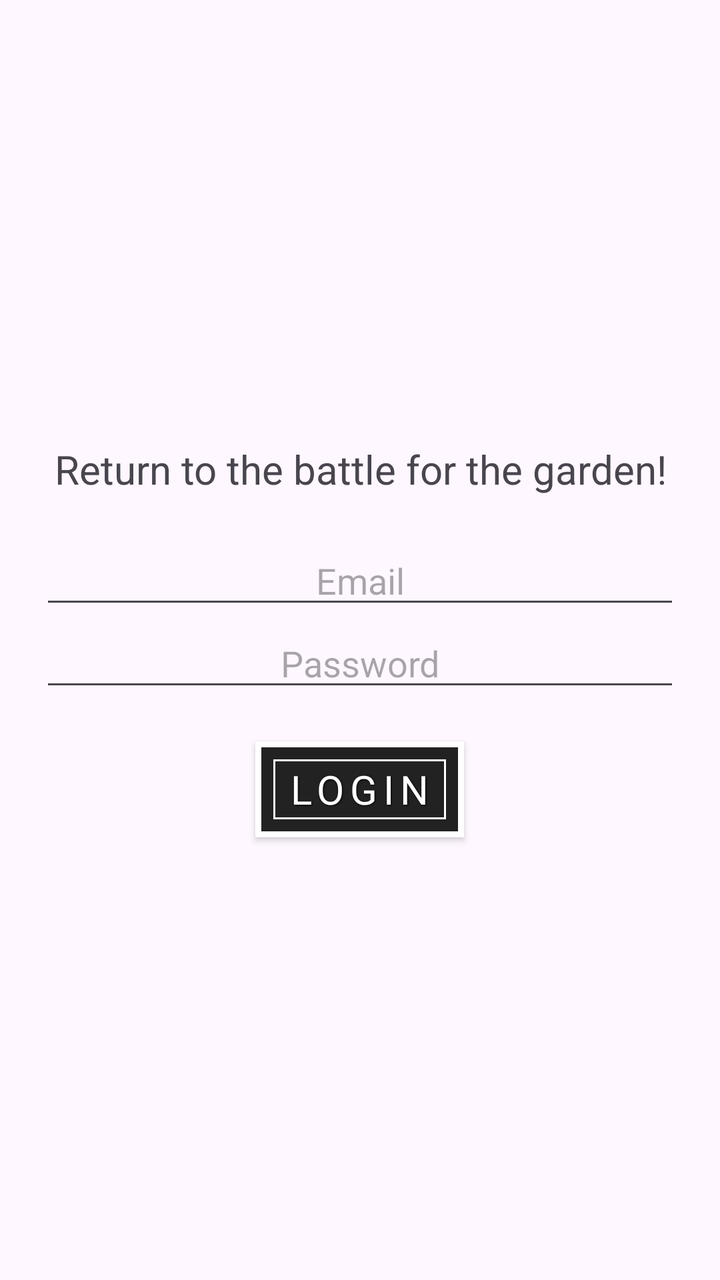
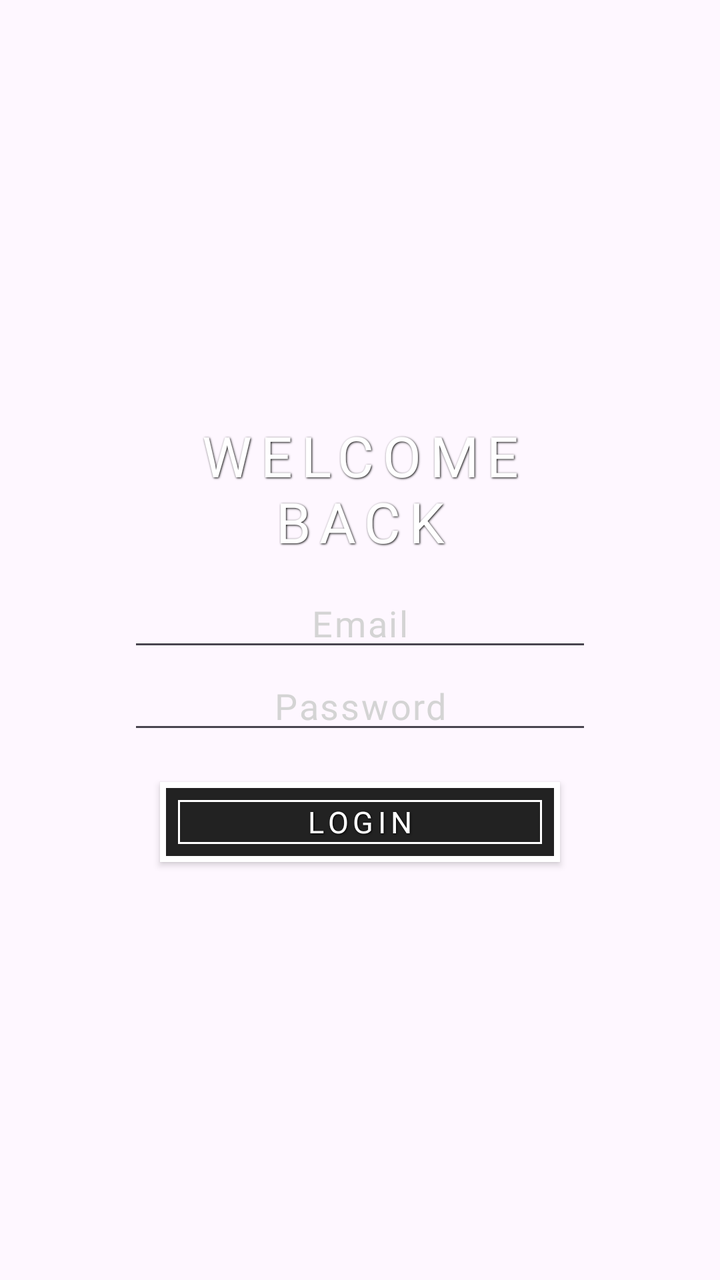

Two renders of the same Android screen: before a commit and after it. Below are the layout's source before the change and the commit's diff.
<!-- AndroidManifest.xml: application theme Theme.PvZOnline -->
<!-- res/layout/fragment_login.xml -->
<?xml version="1.0" encoding="utf-8"?>
<LinearLayout
    xmlns:android="http://schemas.android.com/apk/res/android"
    android:layout_width="match_parent"
    android:layout_height="match_parent"

    android:gravity="center"
    android:orientation="vertical"
    android:padding="24dp">

    <TextView
        android:layout_width="wrap_content"
        android:layout_height="wrap_content"
        android:text="Return to the battle for the garden!"
        android:textSize="20dp"
        android:layout_marginBottom="20dp"
        android:textAlignment="center" />

    <EditText
        android:id="@+id/emailInputLogin"
        android:hint="Email"
        android:layout_width="400dp"
        android:layout_height="wrap_content"
        android:textAlignment="center"
        android:inputType="textEmailAddress" />

    <EditText
        android:id="@+id/passwordInputLogin"
        android:hint="Password"
        android:layout_width="400dp"
        android:layout_height="wrap_content"
        android:textAlignment="center"
        android:inputType="textPassword" />

    <androidx.appcompat.widget.AppCompatButton
        android:id="@+id/loginButton"
        android:text="Login"
        android:layout_width="wrap_content"
        android:layout_height="wrap_content"
        android:layout_marginTop="20dp"
        style="@style/RetroButton"/>
</LinearLayout>
<!-- resources referenced by this layout -->
<resources>
  <style name="RetroButton" parent="Widget.AppCompat.Button">
          <item name="android:textAllCaps">true</item>
          <item name="android:textColor">#FFFFFF</item>
          <item name="android:textSize">20sp</item>
          <item name="android:fontFamily">@font/alegreya_sans_sc_bold</item>
          <item name="android:letterSpacing">0.15</item>
          <item name="android:shadowColor">#000000</item>
          <item name="android:shadowDx">1</item>
          <item name="android:shadowDy">1</item>
          <item name="android:shadowRadius">2</item>
          <item name="android:background">@drawable/btn_retro_pressed</item> 
          <item name="android:paddingLeft">16dp</item>
          <item name="android:paddingRight">16dp</item>
          <item name="android:paddingTop">8dp</item>
          <item name="android:paddingBottom">8dp</item>
          <item name="android:gravity">center</item>
      </style>
  <style name="Theme.PvZOnline" parent="Base.Theme.PvZOnline" />
  <!-- drawable btn_retro_pressed (drawable) -->
  <selector xmlns:android="http://schemas.android.com/apk/res/android">
      
      <item android:state_pressed="true" android:drawable="@drawable/btn_retro_pressed_bg"/>
      
      <item android:drawable="@drawable/btn_retro_bg"/>
  </selector>
  <style name="Base.Theme.PvZOnline" parent="Theme.Material3.DayNight.NoActionBar">
          
          
      </style>
  <!-- drawable btn_retro_pressed_bg (drawable) -->
  <layer-list xmlns:android="http://schemas.android.com/apk/res/android">
  
      
      <item>
          <shape android:shape="rectangle">
              <solid android:color="#D64933"/> 
          </shape>
      </item>
  
      
      <item>
          <shape android:shape="rectangle">
              <stroke android:width="3dp" android:color="#FFFFFF"/>
              <padding android:left="3dp" android:top="3dp" android:right="3dp" android:bottom="3dp"/>
          </shape>
      </item>
  
      <item android:left="6dp" android:top="6dp" android:right="6dp" android:bottom="6dp">
          <shape android:shape="rectangle">
              <stroke android:width="1dp" android:color="#FFFFFF"/>
          </shape>
      </item>
  
  </layer-list>
  <!-- drawable btn_retro_bg (drawable) -->
  <layer-list xmlns:android="http://schemas.android.com/apk/res/android">
  
      
      <item>
          <shape android:shape="rectangle">
              <solid android:color="#222222"/>
          </shape>
      </item>
  
      
      <item>
          <shape android:shape="rectangle">
              <stroke android:width="3dp" android:color="#FFFFFF"/>
              <padding android:left="3dp" android:top="3dp" android:right="3dp" android:bottom="3dp"/>
          </shape>
      </item>
  
      <item android:left="6dp" android:top="6dp" android:right="6dp" android:bottom="6dp">
          <shape android:shape="rectangle">
              <stroke android:width="1dp" android:color="#FFFFFF"/>
          </shape>
      </item>
  
  </layer-list>
</resources>

<!-- the commit's change to res/layout/fragment_login.xml (unified diff, before → after) -->
@@ -2,41 +2,51 @@
 <LinearLayout
     xmlns:android="http://schemas.android.com/apk/res/android"
     android:layout_width="match_parent"
-    android:layout_height="match_parent"
+    android:layout_height="wrap_content"
+    android:orientation="vertical"
+    android:gravity="center"
+    android:paddingHorizontal="64dp">
 
-    android:gravity="center"
-    android:orientation="vertical"
-    android:padding="24dp">
-
+    
     <TextView
         android:layout_width="wrap_content"
         android:layout_height="wrap_content"
-        android:text="Return to the battle for the garden!"
-        android:textSize="20dp"
-        android:layout_marginBottom="20dp"
+        style="@style/RetroText"
+        android:text="Welcome Back"
+        android:layout_marginBottom="10dp"
         android:textAlignment="center" />
 
+    
     <EditText
         android:id="@+id/emailInputLogin"
+        style="@style/RetroInput"
+        android:textColorHint="#d4d4d4"
+        android:layout_width="match_parent"
+        android:layout_height="wrap_content"
         android:hint="Email"
-        android:layout_width="400dp"
-        android:layout_height="wrap_content"
-        android:textAlignment="center"
-        android:inputType="textEmailAddress" />
+        android:inputType="textEmailAddress"
+        android:textAlignment="center" />
 
+    
     <EditText
         android:id="@+id/passwordInputLogin"
+        style="@style/RetroInput"
+        android:textColorHint="#d4d4d4"
+        android:layout_width="match_parent"
+        android:layout_height="wrap_content"
         android:hint="Password"
-        android:layout_width="400dp"
-        android:layout_height="wrap_content"
+        android:inputType="textPassword"
         android:textAlignment="center"
-        android:inputType="textPassword" />
+        android:layout_marginBottom="3dp" />
 
+    
     <androidx.appcompat.widget.AppCompatButton
         android:id="@+id/loginButton"
+        style="@style/RetroButton"
+        android:layout_width="200dp"
+        android:layout_height="40dp"
+        android:layout_marginTop="16dp"
         android:text="Login"
-        android:layout_width="wrap_content"
-        android:layout_height="wrap_content"
-        android:layout_marginTop="20dp"
-        style="@style/RetroButton"/>
+        android:textSize="15dp" />
+
 </LinearLayout>
<!-- resource entries referenced after the edit -->
@@ -16,6 +16,24 @@
           <item name="android:paddingTop">8dp</item>
           <item name="android:paddingBottom">8dp</item>
           <item name="android:gravity">center</item>
+      </style>
+  <style name="RetroInput">
+          <item name="android:textColor">#FFFFFF</item>
+          <item name="android:textSize">18sp</item>
+          <item name="android:fontFamily">@font/alegreya_sans_sc_bold</item>
+          <item name="android:letterSpacing">0.05</item>
+          <item name="android:shadowRadius">0</item>
+      </style>
+  <style name="RetroText">
+          <item name="android:textColor">#FFFFFF</item>
+          <item name="android:textSize">28sp</item> 
+          <item name="android:fontFamily">@font/alegreya_sans_sc_bold</item>
+          <item name="android:letterSpacing">0.15</item>
+          <item name="android:shadowColor">#000000</item>
+          <item name="android:shadowDx">1</item>
+          <item name="android:shadowDy">1</item>
+          <item name="android:shadowRadius">2</item>
+          <item name="android:textAllCaps">true</item>
       </style>
   <style name="Theme.PvZOnline" parent="Base.Theme.PvZOnline" />
   <!-- drawable btn_retro_pressed (drawable) -->
